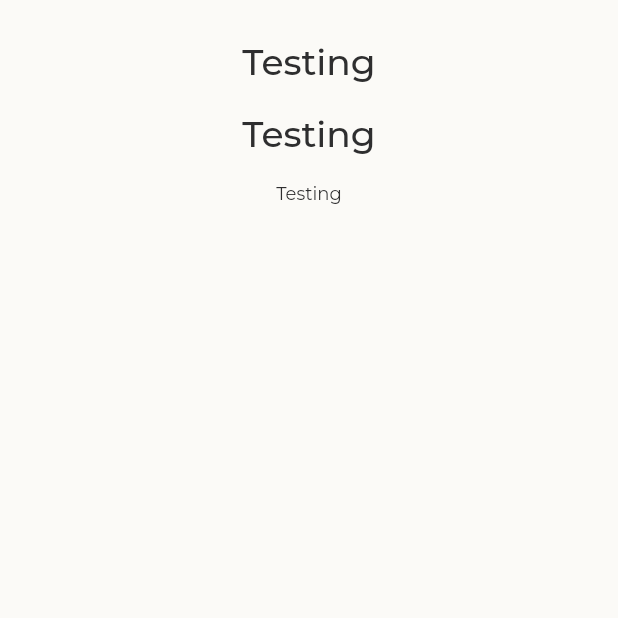
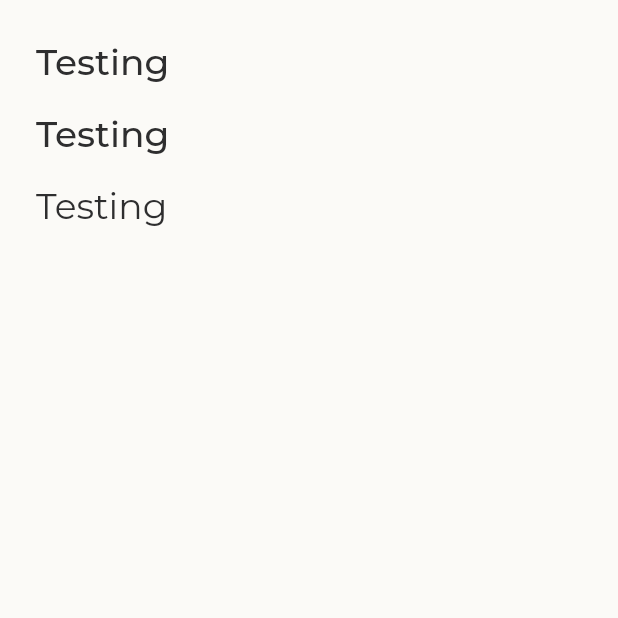
Before and after one commit to achsanalfitra/nz, a Flutter app: the screen it shows after launch, on a phone screen of 412 x 824 dp, the top half of it. Run offline on Flutter 3.47's test engine with Material 3 defaults, Android fonts, the phone set to English and light mode, and no system bars; our stand-ins replace google_fonts.

Commit message:
chore: polishing core features: texts and layouts

```diff
--- a/lib/staging_app.dart
+++ b/lib/staging_app.dart
@@ -2,7 +2,7 @@ import 'package:flutter/material.dart';
 import 'package:nz/ui/core/nz_layout/nz_layout.dart';
 import 'package:nz/ui/core/nz_typography/nz_label.dart';
 import 'package:nz/ui/core/nz_typography/nz_text.dart';
-import 'package:nz/ui/core/nz_typography/nz_title.dart';
+// import 'package:nz/ui/core/nz_typography/nz_title.dart';
 import 'package:nz/ui/theme/nz_theme_provider.dart';
 import 'package:nz/ui/theme/nz_theme.dart';
 
@@ -21,6 +21,8 @@ class StagingApp extends StatelessWidget {
             return Scaffold(
               body: NzLayout(
                 child: Column(
+                  mainAxisAlignment: MainAxisAlignment.start,
+                  crossAxisAlignment: CrossAxisAlignment.start,
                   spacing: 14,
                   children: [
                     NzLabel(
@@ -34,6 +36,7 @@ class StagingApp extends StatelessWidget {
                     NzText(
                       paragraphText: 'Testing',
                       fontColor: theme.ink.colour900!,
+                      fontSize: 24,
                     ),
                   ],
                 ),
--- a/lib/ui/core/nz_layout/nz_layout.dart
+++ b/lib/ui/core/nz_layout/nz_layout.dart
@@ -10,10 +10,10 @@ class NzLayout extends StatelessWidget {
   @override
   Widget build(BuildContext context) {
     return Container(
+      width: double.infinity,
+      height: double.infinity,
       color: context.theme().background.colour100,
-      child: Center(
-        child: Padding(padding: EdgeInsets.all(margin), child: child),
-      ),
+      child: Padding(padding: EdgeInsets.all(margin), child: child),
     );
   }
 }
```
